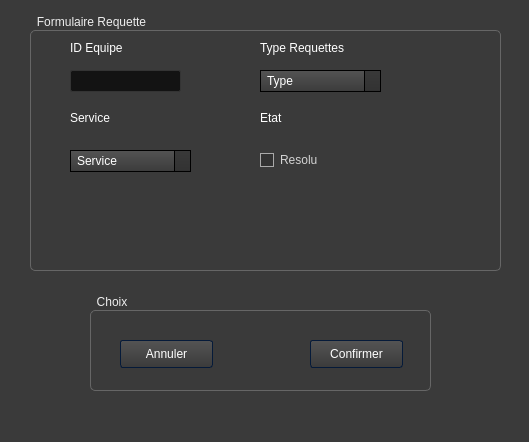
khalil-ch/E-Health_2A1, file Integration_Ehealth/modw.ui: the form before one commit.
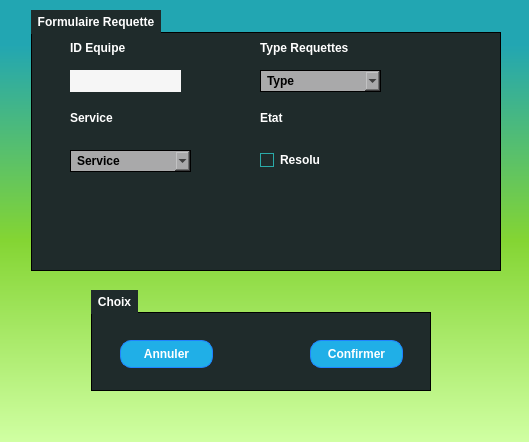
The form after the commit. Icons and pictures are not drawn.

```diff
--- a/Integration_Ehealth/modw.ui
+++ b/Integration_Ehealth/modw.ui
@@ -14,13 +14,15 @@
    <string>Dialog</string>
   </property>
   <property name="styleSheet">
-   <string notr="true">/*-----QWidget-----*/
+   <string notr="true">
+/*-----QWidget-----*/
 QWidget
 {
-        background-color: #3a3a3a;
-        color: #fff;
-        selection-background-color: #b78620;
-        selection-color: #000;
+	background-color: qlineargradient(spread:repeat, x1:1, y1:0, x2:1, y2:1, stop:0.100962 rgba(34, 166, 178, 255),stop:0.543269 rgba(132, 213, 51, 255),stop:1 rgba(208, 255, 163, 255));
+	color: #ffffff;
+	font-weight: bold;
+	border-color: #051a39;
+	selection-background-color: #3b7e48;
 
 }
 
@@ -28,8 +30,16 @@
 /*-----QLabel-----*/
 QLabel
 {
-        background-color: transparent;
-        color: #fff;
+	background-color: transparent;
+	color: #ffffff;
+
+}
+
+
+QLabel::disabled
+{
+	background-color: transparent;
+	color: #656565;
 
 }
 
@@ -37,25 +47,33 @@
 /*-----QMenuBar-----*/
 QMenuBar
 {
-        background-color: qlineargradient(spread:repeat, x1:1, y1:0, x2:1, y2:1, stop:0 rgba(57, 57, 57, 255),stop:1 rgba(50, 50, 50, 255));
-        border: 1px solid #000;
-        color: #fff;
+	background-color: qlineargradient(spread:repeat, x1:1, y1:0, x2:1, y2:1, stop:0.100962 rgba(34, 166, 178, 255),stop:1 rgba(24, 123, 132, 255));
+	color: #ffffff;
+	border-color: #051a39;
+
+}
+
+
+QMenuBar::disabled
+{
+	background-color: #404040;
+	color: #656565;
+	border-color: #051a39;
 
 }
 
 
 QMenuBar::item
 {
-        background-color: transparent;
+    background-color: transparent;
 
 }
 
 
 QMenuBar::item:selected
 {
-        background-color: rgba(183, 134, 32, 20%);
-        border: 1px solid #b78620;
-        color: #fff;
+    background-color: #5ab8a0;
+    border: 1px solid #41cd52;
 
 }
 
@@ -72,18 +90,9 @@
 /*-----QMenu-----*/
 QMenu
 {
-    background-color: qlineargradient(spread:repeat, x1:1, y1:0, x2:1, y2:1, stop:0 rgba(57, 57, 57, 255),stop:1 rgba(50, 50, 50, 255));
-    border: 1px solid #222;
-    padding: 4px;
-        color: #fff;
-
-}
-
-
-QMenu::item
-{
-    background-color: transparent;
-    padding: 2px 20px 2px 20px;
+    background-color: #1f2b2b;
+    border: 1px solid;
+    color: #ffffff;
 
 }
 
@@ -96,7 +105,7 @@
 }
 
 
-QMenu::item:disabled
+QMenu::item
 {
     color: #555;
     background-color: transparent;
@@ -114,91 +123,43 @@
 }
 
 
-/*-----QToolBar-----*/
-QToolBar
+QMenu::item:disabled
 {
-        background-color: qlineargradient(spread:repeat, x1:1, y1:0, x2:1, y2:1, stop:0 rgba(69, 69, 69, 255),stop:1 rgba(58, 58, 58, 255));
-        border-top: none;
-        border-bottom: 1px solid #4f4f4f;
-        border-left: 1px solid #4f4f4f;
-        border-right: 1px solid #4f4f4f;
+    color: #262626;
 
 }
 
 
-QToolBar::separator
+/*-----QToolTip-----*/
+QToolTip
 {
-        background-color: #2e2e2e;
-        width: 1px;
+	border : 1px solid #000000;
+	background-color: #26264f;
+	color: #ffffff;
+	border-color: #051a39;
 
 }
 
 
-/*-----QToolButton-----*/
-QToolButton
-{
-        background-color: transparent;
-        color: #fff;
-        padding: 5px;
-        padding-left: 8px;
-        padding-right: 8px;
-        margin-left: 1px;
-}
-
-
-QToolButton:hover
-{
-        background-color: rgba(183, 134, 32, 20%);
-        border: 1px solid #b78620;
-        color: #fff;
-
-}
-
-
-QToolButton:pressed
-{
-        background-color: qlineargradient(spread:repeat, x1:1, y1:0, x2:1, y2:1, stop:0 rgba(57, 57, 57, 255),stop:1 rgba(50, 50, 50, 255));
-        border: 1px solid #b78620;
-
-}
-
-
-QToolButton:checked
-{
-        background-color: qlineargradient(spread:repeat, x1:1, y1:0, x2:1, y2:1, stop:0 rgba(57, 57, 57, 255),stop:1 rgba(50, 50, 50, 255));
-        border: 1px solid #222;
-}
-
-
 /*-----QPushButton-----*/
 QPushButton
 {
-        background-color: qlineargradient(spread:repeat, x1:1, y1:0, x2:1, y2:1, stop:0 rgba(84, 84, 84, 255),stop:1 rgba(59, 59, 59, 255));
-        color: #ffffff;
-        min-width: 80px;
-        border-style: solid;
-        border-width: 1px;
-        border-radius: 3px;
-        border-color: #051a39;
-        padding: 5px;
-
-}
-
-
-QPushButton::flat
-{
-        background-color: transparent;
-        border: none;
-        color: #fff;
+	background-color: #20afe7;
+	color: #ffffff;
+	border-style: solid;
+	border-width: 1px;
+	border-radius: 11px;
+	border-color: #2082ff;
+	padding: 5px;
 
 }
 
 
 QPushButton::disabled
 {
-        background-color: #404040;
-        color: #656565;
-        border-color: #051a39;
+	background-color: #404040;
+	color: #656565;
+	border-color: #051a39;
 
 }
 
@@ -219,99 +180,51 @@
 }
 
 
-QPushButton::checked
+/*-----QToolButton-----*/
+QToolButton
 {
-        background-color: qlineargradient(spread:repeat, x1:1, y1:0, x2:1, y2:1, stop:0 rgba(74, 74, 74, 255),stop:1 rgba(49, 49, 49, 255));
-        border: 1px solid #222;
+	background-color: #20afe7;
+	color: #ffffff;
+	border-style: solid;
+	border-width: 1px;
+	border-radius: 11px;
+	border-color: #2082ff;
+	padding: 5px;
 
 }
 
 
-/*-----QLineEdit-----*/
-QLineEdit
+QToolButton::disabled
 {
-        background-color: #131313;
-        color : #eee;
-        border: 1px solid #343434;
-        border-radius: 2px;
-        padding: 3px;
-        padding-left: 5px;
+	background-color: #404040;
+	color: #656565;
+	border-color: #051a39;
 
 }
 
 
-/*-----QPlainTExtEdit-----*/
-QPlainTextEdit
+QToolButton::hover
 {
-        background-color: #131313;
-        color : #eee;
-        border: 1px solid #343434;
-        border-radius: 2px;
-        padding: 3px;
-        padding-left: 5px;
+	background-color: #33bdff;
+	color: #ffffff;
+	border-style: solid;
+	border-width: 1px;
+	border-radius: 11px;
+	border-color: #2082ff;
+	padding: 5px;
 
 }
 
 
-/*-----QTabBar-----*/
-QTabBar::tab
+QToolButton::pressed
 {
-        background-color: qlineargradient(spread:repeat, x1:1, y1:0, x2:1, y2:1, stop:0 rgba(84, 84, 84, 255),stop:1 rgba(59, 59, 59, 255));
-        color: #ffffff;
-        border-style: solid;
-        border-width: 1px;
-        border-color: #666;
-        border-bottom: none;
-        padding: 5px;
-        padding-left: 15px;
-        padding-right: 15px;
-
-}
-
-
-QTabWidget::pane
-{
-        background-color: red;
-        border: 1px solid #666;
-        top: 1px;
-
-}
-
-
-QTabBar::tab:last
-{
-        margin-right: 0;
-
-}
-
-
-QTabBar::tab:first:!selected
-{
-        background-color: #0c0c0d;
-        margin-left: 0px;
-
-}
-
-
-QTabBar::tab:!selected
-{
-        color: #b1b1b1;
-        border-bottom-style: solid;
-        background-color: #0c0c0d;
-
-}
-
-
-QTabBar::tab:selected
-{
-        margin-bottom: 0px;
-
-}
-
-
-QTabBar::tab:!selected:hover
-{
-        border-top-color: #b78620;
+	background-color: #2082ff;
+	color: #ffffff;
+	border-style: solid;
+	border-width: 1px;
+	border-radius: 11px;
+	border-color: #2082ff;
+	padding: 5px;
 
 }
 
@@ -319,10 +232,10 @@
 /*-----QComboBox-----*/
 QComboBox
 {
-    background-color: qlineargradient(spread:repeat, x1:1, y1:0, x2:1, y2:1, stop:0 rgba(84, 84, 84, 255),stop:1 rgba(59, 59, 59, 255));
-    border: 1px solid #000;
+    background-color: #a9a9aa;
+    border: 1px solid;
     padding-left: 6px;
-    color: #ffffff;
+    color: #000;
     height: 20px;
 
 }
@@ -330,17 +243,23 @@
 
 QComboBox::disabled
 {
-        background-color: #404040;
-        color: #656565;
-        border-color: #051a39;
+	background-color: #404040;
+	color: #656565;
+	border-color: #051a39;
+
+}
+
+
+QComboBox:hover
+{
+    background-color: #f6f6f6;
 
 }
 
 
 QComboBox:on
 {
-    background-color: #b78620;
-        color: #000;
+    background-color: #f8f6f0;
 
 }
 
@@ -350,7 +269,8 @@
     background-color: #383838;
     color: #ffffff;
     border: 1px solid black;
-    selection-background-color: #b78620;
+    selection-background-color: #488f44;
+    selection-color: #ffffff;
     outline: 0;
 
 }
@@ -358,99 +278,101 @@
 
 QComboBox::drop-down
 {
-        background-color: qlineargradient(spread:repeat, x1:1, y1:0, x2:1, y2:1, stop:0 rgba(57, 57, 57, 255),stop:1 rgba(50, 50, 50, 255));
     subcontrol-origin: padding;
     subcontrol-position: top right;
     width: 15px;
-    border-left-width: 1px;
-    border-left-color: black;
-    border-left-style: solid;
 
 }
 
 
 QComboBox::down-arrow
 {
-    image: url(://arrow-down.png);
-    width: 8px;
-    height: 8px;
+	background-color: #383838;	
+    image: url(://arrow-down.png) 16px 16px;
+    width: 18px;
+    height: 18px;
+	border-left: 1px solid black;
+
 }
 
 
-/*-----QSpinBox &amp; QDateTimeEdit-----*/
-QSpinBox,
+/*-----QSpinBox &amp; QDoubleSpinBox &amp; QDateTimeEdit-----*/
+QSpinBox, 
+QDoubleSpinBox,
 QDateTimeEdit
 {
-    background-color: #131313;
-        color : #eee;
-        border: 1px solid #343434;
-        padding: 3px;
-        padding-left: 5px;
-    border-radius : 2px;
+	background-color: #f6f6f6;
+	color: #000;
+	border: 1px solid #a9a9aa;
+	padding : 2px;
 
 }
 
 
-QSpinBox::up-button,
-QDateTimeEdit::up-button
+QSpinBox::disabled, 
+QDoubleSpinBox::disabled,
+QDateTimeEdit::disabled
 {
-        border-top-right-radius:2px;
-        background-color: #777777;
-    width: 16px;
-    border-width: 1px;
+	background-color: #404040;
+	color: #656565;
+	border-color: #051a39;
 
 }
 
 
-QSpinBox::up-button:hover,
-QDateTimeEdit::up-button:hover
+QSpinBox:hover, 
+QDoubleSpinBox::hover,
+QDateTimeEdit::hover
 {
         background-color: #585858;
 
 }
 
 
-QSpinBox::up-button:pressed,
-QDateTimeEdit::up-button:pressed
+QSpinBox::up-button, QSpinBox::down-button,
+QDoubleSpinBox::up-button, QDoubleSpinBox::down-button,
+QDateTimeEdit::up-button, QDateTimeEdit::down-button
 {
-        background-color: #252525;
-    width: 16px;
-    border-width: 1px;
+    background-color: qlineargradient(spread:repeat, x1:1, y1:0, x2:1, y2:1, stop:0.100962 rgba(34, 166, 178, 255),stop:0.543269 rgba(132, 213, 51, 255),stop:1 rgba(208, 255, 163, 255));
 
 }
 
 
-QSpinBox::up-arrow,
-QDateTimeEdit::up-arrow
+QSpinBox::disabled, 
+QDoubleSpinBox::disabled,
+QDateTimeEdit::disabled
 {
-    image: url(://arrow-up.png);
-    width: 7px;
-    height: 7px;
+	background-color: #404040;
+	color: #656565;
+	border-color: #051a39;
 
 }
 
 
-QSpinBox::down-button,
-QDateTimeEdit::down-button
+QSpinBox::up-button:hover, QSpinBox::down-button:hover,
+QDoubleSpinBox::up-button:hover, QDoubleSpinBox::down-button:hover,
+QDateTimeEdit::up-button:hover, QDateTimeEdit::down-button:hover
 {
-        border-bottom-right-radius:2px;
-        background-color: #777777;
-    width: 16px;
-    border-width: 1px;
+    background-color: #92dd48;
+    border: 1px solid #92dd48;
 
 }
 
 
-QSpinBox::down-button:hover,
-QDateTimeEdit::down-button:hover
+QSpinBox::up-button:disabled, QSpinBox::down-button:disabled,
+QDoubleSpinBox::up-button:disabled, QDoubleSpinBox::down-button:disabled,
+QDateTimeEdit::up-button:disabled, QDateTimeEdit::down-button:disabled
 {
-        background-color: #585858;
+	background-color: #404040;
+	color: #656565;
+	border-color: #051a39;
 
 }
 
 
-QSpinBox::down-button:pressed,
-QDateTimeEdit::down-button:pressed
+QSpinBox::up-button:pressed, QSpinBox::down-button:pressed,
+QDoubleSpinBox::up-button:pressed, QDoubleSpinBox::down-button::pressed,
+QDateTimeEdit::up-button:pressed, QDateTimeEdit::down-button::pressed
 {
         background-color: #252525;
     width: 16px;
@@ -460,222 +382,104 @@
 
 
 QSpinBox::down-arrow,
+QDoubleSpinBox::down-arrow,
 QDateTimeEdit::down-arrow
 {
     image: url(://arrow-down.png);
     width: 7px;
-    height: 7px;
+
+}
+
+
+QSpinBox::up-arrow,
+QDoubleSpinBox::up-arrow,
+QDateTimeEdit::up-arrow
+{
+    image: url(://arrow-up.png);
+    width: 7px;
+
+}
+
+
+/*-----QLineEdit-----*/
+QLineEdit
+{
+	background-color: #f6f6f6;
+	color: #000;
+	border-width: 1px;
+	border-radius: 0px;
+	border-color: #051a39;
+	padding: 2px;
+
+}
+
+
+QLineEdit::hover
+{
+	background-color: #a9a9aa;
+	color: #000;
+
+}
+
+
+QLineEdit::disabled
+{
+	background-color: #404040;
+	color: #656565;
+	border-width: 1px;
+	border-radius: 3px;
+	border-color: #051a39;
+	padding: 2px;
+
+}
+
+
+/*-----QTextEdit-----*/
+QTextEdit
+{
+	background-color: #ffffff;
+	color: #010201;
+	border-color: #051a39;
+
+}
+
+
+QTextEdit::disabled
+{
+	background-color: #404040;
+	color: #656565;
+	border-color: #051a39;
 
 }
 
 
 /*-----QGroupBox-----*/
-QGroupBox
+QGroupBox 
 {
-    border: 1px solid;
-    border-color: #666666;
-        border-radius: 5px;
-    margin-top: 20px;
+	background-color: #1f2b2b;
+    border: 1px inset #000;
+    margin-top: 22px;
+	margin-left: 1px;
 
 }
 
 
-QGroupBox::title
+QGroupBox::title  
 {
-    background-color: transparent;
-    color: #eee;
+    background-color: #1f2b2b;
+    color: #ffffff;
     subcontrol-origin: margin;
+    subcontrol-position: top left;
+	margin-left: 1px;
     padding: 5px;
-        border-top-left-radius: 3px;
-        border-top-right-radius: 3px;
 
 }
 
 
-/*-----QHeaderView-----*/
-QHeaderView::section
+QGroupBox::title::disabled
 {
-    background-color: qlineargradient(spread:repeat, x1:1, y1:0, x2:1, y2:1, stop:0 rgba(60, 60, 60, 255),stop:1 rgba(50, 50, 50, 255));
-        border: 1px solid #000;
-    color: #fff;
-    text-align: left;
-        padding: 4px;
-
-}
-
-
-QHeaderView::section:disabled
-{
-    background-color: #525251;
-    color: #656565;
-
-}
-
-
-QHeaderView::section:checked
-{
-    background-color: qlineargradient(spread:repeat, x1:1, y1:0, x2:1, y2:1, stop:0 rgba(60, 60, 60, 255),stop:1 rgba(50, 50, 50, 255));
-    color: #fff;
-
-}
-
-
-QHeaderView::section::vertical::first,
-QHeaderView::section::vertical::only-one
-{
-    border-top: 1px solid #353635;
-
-}
-
-
-QHeaderView::section::vertical
-{
-    border-top: 1px solid #353635;
-
-}
-
-
-QHeaderView::section::horizontal::first,
-QHeaderView::section::horizontal::only-one
-{
-    border-left: 1px solid #353635;
-
-}
-
-
-QHeaderView::section::horizontal
-{
-    border-left: 1px solid #353635;
-
-}
-
-
-QTableCornerButton::section
-{
-    background-color: qlineargradient(spread:repeat, x1:1, y1:0, x2:1, y2:1, stop:0 rgba(60, 60, 60, 255),stop:1 rgba(50, 50, 50, 255));
-        border: 1px solid #000;
-    color: #fff;
-
-}
-
-
-/*-----QTreeWidget-----*/
-QTreeView
-{
-        show-decoration-selected: 1;
-        alternate-background-color: #3a3a3a;
-        selection-color: #fff;
-        background-color: #2d2d2d;
-        border: 1px solid gray;
-        padding-top : 5px;
-        color: #fff;
-        font: 8pt;
-
-}
-
-
-QTreeView::item:selected
-{
-        color:#fff;
-        background-color: #b78620;
-        border-radius: 0px;
-
-}
-
-
-QTreeView::item:!selected:hover
-{
-    background-color: #262626;
-    border: none;
-    color: white;
-
-}
-
-
-QTreeView::branch:has-children:!has-siblings:closed,
-QTreeView::branch:closed:has-children:has-siblings
-{
-        image: url(://tree-closed.png);
-
-}
-
-
-QTreeView::branch:open:has-children:!has-siblings,
-QTreeView::branch:open:has-children:has-siblings
-{
-        image: url(://tree-open.png);
-
-}
-
-
-/*-----QListView-----*/
-QListView
-{
-        background-color: qlineargradient(spread:repeat, x1:1, y1:0, x2:1, y2:1, stop:0 rgba(83, 83, 83, 255),stop:0.293269 rgba(81, 81, 81, 255),stop:0.634615 rgba(79, 79, 79, 255),stop:1 rgba(83, 83, 83, 255));
-    border : none;
-    color: white;
-    show-decoration-selected: 1;
-    outline: 0;
-        border: 1px solid gray;
-
-}
-
-
-QListView::disabled
-{
-        background-color: #656565;
-        color: #1b1b1b;
-    border: 1px solid #656565;
-
-}
-
-
-QListView::item
-{
-        background-color: #2d2d2d;
-    padding: 1px;
-
-}
-
-
-QListView::item:alternate
-{
-    background-color: #3a3a3a;
-
-}
-
-
-QListView::item:selected
-{
-        background-color: #b78620;
-        border: 1px solid #b78620;
-        color: #fff;
-
-}
-
-
-QListView::item:selected:!active
-{
-        background-color: #b78620;
-        border: 1px solid #b78620;
-        color: #fff;
-
-}
-
-
-QListView::item:selected:active
-{
-        background-color: #b78620;
-        border: 1px solid #b78620;
-        color: #fff;
-
-}
-
-
-QListView::item:hover {
-    background-color: #262626;
-    border: none;
-    color: white;
+	background-color: #404040;
+	color: #656565;
 
 }
 
@@ -683,17 +487,16 @@
 /*-----QCheckBox-----*/
 QCheckBox
 {
-        background-color: transparent;
-    color: lightgray;
-        border: none;
+    background-color: transparent;
 
 }
 
 
 QCheckBox::indicator
 {
-    background-color: #323232;
-    border: 1px solid darkgray;
+    color: #b1b1b1;
+    background-color: #1f2b2b;
+    border: 1px solid #2aaaa8;
     width: 12px;
     height: 12px;
 
@@ -702,9 +505,9 @@
 
 QCheckBox::indicator:checked
 {
-    image:url(&quot;./ressources/check.png&quot;);
-        background-color: #b78620;
-    border: 1px solid #3a546e;
+    image:url(://checkbox.png);
+	background-color: #1f2b2b;
+    border: 1px solid #2aaaa8;
 
 }
 
@@ -718,54 +521,348 @@
 
 QCheckBox::disabled
 {
-        color: #656565;
+	color: #656565;
 
 }
 
 
 QCheckBox::indicator:disabled
 {
-        background-color: #656565;
-        color: #656565;
+	background-color: #656565;
+	color: #656565;
     border: 1px solid #656565;
 
 }
 
+
+/*-----QRadioButton-----*/
+QRadioButton
+{
+    background-color: transparent;
+
+}
+
+
+QRadioButton::indicator::unchecked
+{ 
+	border: 1px inset gray; 
+	border-radius: 5px; 
+	background-color:  #a9a9aa;
+	width: 9px; 
+	height: 9px; 
+
+}
+
+
+QRadioButton::indicator::unchecked:hover
+{ 
+	border: 1px inset #2aaaa8; 
+	border-radius: 5px; 
+	background-color: gray;
+	width: 9px; 
+	height: 9px; 
+
+}
+
+
+QRadioButton::indicator::checked
+{ 
+	border: 1px solid #607cff; 
+	border-radius: 5px; 
+	background-color: #58fa53; 
+	width: 9px; 
+	height: 9px; 
+
+}
+
+
+QRadioButton::disabled
+{
+	color: #656565;
+
+}
+
+
+QRadioButton::indicator:disabled
+{
+	background-color: #656565;
+	color: #656565;
+    border: 2px solid #656565;
+
+}
+
+
+/*-----QTableView &amp; QTableWidget-----*/
+QTableView
+{
+    background-color: #242526;
+    border: 1px solid #32414B;
+    color: #F0F0F0;
+    gridline-color: #353635;
+    outline : 0;
+}
+
+QTableView::item:hover
+{
+    background-color: #24602b;
+    color: #F0F0F0;
+}
+
+QTableView::item:selected
+{
+    background-color: #60c461;
+    border: 2px solid #60c461;
+    color: #F0F0F0;
+}
+
+QTableCornerButton::section
+{
+    background-color: #505050;
+    color: white;
+}
+
+QHeaderView
+{
+    background-color: #505050;
+    color: white;
+    border-radius: 0px;
+    text-align: left;
+
+}
+
+QHeaderView::section
+{
+    background-color: #505050;
+    color: white;
+    border-radius: 0px;
+    text-align: left;
+	padding: 3px;
+}
+
+QHeaderView::section:checked
+{
+    color: #000000;
+    background-color: #60c461;
+}
+
+QHeaderView::section::vertical::first,
+QHeaderView::section::vertical::only-one
+{
+    border-top: 1px solid #353635;
+}
+
+QHeaderView::section::vertical
+{
+    border-top: 1px solid #353635;
+}
+
+QHeaderView::section::horizontal::first,
+QHeaderView::section::horizontal::only-one
+{
+    border-left: 1px solid #353635;
+}
+
+QHeaderView::section::horizontal
+{
+    border-left: 1px solid #353635;
+}
+
+
+/*-----QTabWidget-----*/
+QTabBar::tab
+{
+	background-color: #1f2b2b;
+	color: #ffffff;
+	border-style: solid;
+	border-width: 1px;
+	border-color: #051a39;
+	padding: 5px;
+
+}
+
+
+QTabBar::tab:disabled
+{
+	background-color: #656565;
+	color: #656565;
+
+}
+
+
+QTabWidget::pane
+{
+	background-color: transparent;
+    border: 1px solid;
+    border-color: #1f2b2b;
+
+}
+
+
+QTabBar::tab:selected
+{
+    background-color: #1f2b2b;
+	color: #ffffff;
+	border-style: solid;
+	border-width: 0px;
+	border-color: #051a39;
+	padding: 5px;
+
+}
+
+
+QTabBar::tab:selected:disabled
+{
+	background-color: #404040;
+	color: #656565;
+
+}
+
+
+QTabBar::tab:!selected 
+{
+    background-color: #262626;
+
+}
+
+
+QTabBar::tab:!selected:hover 
+{
+    background-color: #1f2b2b;
+
+}
+
+
+QTabBar::tab:top:!selected 
+{
+    margin-top: 3px;
+
+}
+
+
+QTabBar::tab:bottom:!selected 
+{
+    margin-bottom: 3px;
+
+}
+
+
+QTabBar::tab:top, QTabBar::tab:bottom 
+{
+    min-width: 8ex;
+    margin-right: -1px;
+    padding: 5px 10px 5px 10px;
+
+}
+
+
+QTabBar::tab:top:selected 
+{
+    border-bottom-color: none;
+
+}
+
+
+QTabBar::tab:bottom:selected 
+{
+    border-top-color: none;
+
+}
+
+
+QTabBar::tab:top:last, QTabBar::tab:bottom:last,
+QTabBar::tab:top:only-one, QTabBar::tab:bottom:only-one 
+{
+    margin-right: 0;
+
+}
+
+
+QTabBar::tab:left:!selected 
+{
+    margin-right: 3px;
+
+}
+
+
+QTabBar::tab:right:!selected
+{
+    margin-left: 3px;
+
+}
+
+
+QTabBar::tab:left, QTabBar::tab:right 
+{
+    min-height: 8ex;
+    margin-bottom: -1px;
+    padding: 10px 5px 10px 5px;
+
+}
+
+
+QTabBar::tab:left:selected 
+{
+    border-left-color: none;
+
+}
+
+
+QTabBar::tab:right:selected 
+{
+    border-right-color: none;
+
+}
+
+
+QTabBar::tab:left:last, QTabBar::tab:right:last,
+QTabBar::tab:left:only-one, QTabBar::tab:right:only-one 
+{
+    margin-bottom: 0;
+
+}
+
+
 /*-----QSlider-----*/
-QSlider::groove:horizontal
+QSlider 
 {
-        background-color: transparent;
-        height: 3px;
+	background-color: transparent;
 
 }
 
+QSlider::groove:horizontal 
+{
+	background-color: transparent;
+	height: 5px;
 
-QSlider::sub-page:horizontal
+}
+
+
+QSlider::sub-page:horizontal 
 {
-        background-color: #b78620;
+	background-color: #41cd52;
 
 }
 
 
-QSlider::add-page:horizontal
+QSlider::add-page:horizontal 
 {
-        background-color: #131313;
+	background-color: #a9a9aa;
 
 }
 
 
-QSlider::handle:horizontal
+QSlider::handle:horizontal 
 {
-        background-color: #b78620;
-        width: 14px;
-        margin-top: -6px;
-        margin-bottom: -6px;
-        border-radius: 6px;
+	background-color: #41cd52;
+	width: 14px;
+	margin-top: -6px;
+	margin-bottom: -6px;
+	border-radius: 3px;
 
 }
 
 
-QSlider::handle:horizontal:hover
+QSlider::handle:horizontal:hover 
 {
         background-color: #d89e25;
         border-radius: 6px;
@@ -773,27 +870,108 @@
 }
 
 
-QSlider::sub-page:horizontal:disabled
+QSlider::sub-page:horizontal:disabled 
 {
-        background-color: #bbb;
-        border-color: #999;
+	background-color: #bbb;
+	border-color: #999;
 
 }
 
 
-QSlider::add-page:horizontal:disabled
+QSlider::add-page:horizontal:disabled 
 {
-        background-color: #eee;
-        border-color: #999;
+	background-color: #eee;
+	border-color: #999;
 
 }
 
 
-QSlider::handle:horizontal:disabled
+QSlider::handle:horizontal:disabled 
 {
-        background-color: #eee;
-        border: 1px solid #aaa;
-        border-radius: 3px;
+	background-color: #eee;
+	border: 1px solid #aaa;
+	border-radius: 3px;
+
+}
+
+
+QSlider::groove:vertical 
+{
+	background-color: transparent;
+	width: 5px;
+
+}
+
+
+QSlider::sub-page:vertical 
+{
+	background-color: #41cd52;
+
+}
+
+
+QSlider::add-page:vertical 
+{
+	background-color: #a9a9aa;
+
+}
+
+
+QSlider::handle:vertical 
+{
+	background-color: #41cd52;
+	height: 14px;
+	margin-left: -6px;
+	margin-right: -6px;
+	border-radius: 3px;
+
+}
+
+
+QSlider::handle:vertical:hover 
+{
+	background-color: #22af00;
+	border-radius: 3px;
+
+}
+
+
+QSlider::sub-page:vertical:disabled 
+{
+	background-color: #bbb;
+	border-color: #999;
+
+}
+
+
+QSlider::add-page:vertical:disabled 
+{
+	background-color: #eee;
+	border-color: #999;
+
+}
+
+
+QSlider::handle:vertical:disabled 
+{
+	background-color: #eee;
+	border: 1px solid #aaa;
+	border-radius: 3px;
+
+}
+
+
+/*-----QDial-----*/
+QDial
+{
+	background-color: #58ae53;
+
+}
+
+
+QDial::disabled
+{
+	background-color: #404040;
 
 }
 
@@ -811,8 +989,7 @@
 
 QScrollBar::handle:horizontal
 {
-        background-color: qlineargradient(spread:repeat, x1:1, y1:0, x2:1, y2:1, stop:0 rgba(97, 97, 97, 255),stop:1 rgba(90, 90, 90, 255));
-        border: 1px solid #2d2d2d;
+    background-color: #41cd52;
     min-height: 20px;
 
 }
@@ -820,9 +997,9 @@
 
 QScrollBar::add-line:horizontal
 {
-        background-color: qlineargradient(spread:repeat, x1:1, y1:0, x2:1, y2:1, stop:0 rgba(97, 97, 97, 255),stop:1 rgba(90, 90, 90, 255));
-        border: 1px solid #2d2d2d;
-    width: 15px;
+    border: 1px solid #1b1b19;
+    background-color: #41cd52;
+    width: 14px;
     subcontrol-position: right;
     subcontrol-origin: margin;
 
@@ -831,9 +1008,9 @@
 
 QScrollBar::sub-line:horizontal
 {
-        background-color: qlineargradient(spread:repeat, x1:1, y1:0, x2:1, y2:1, stop:0 rgba(97, 97, 97, 255),stop:1 rgba(90, 90, 90, 255));
-        border: 1px solid #2d2d2d;
-    width: 15px;
+    border: 1px solid #1b1b19;
+    background-color: #41cd52;
+    width: 14px;
     subcontrol-position: left;
     subcontrol-origin: margin;
 
@@ -868,17 +1045,16 @@
 QScrollBar:vertical
 {
     background-color: #3d3d3d;
-    width: 16px;
-        border: 1px solid #2d2d2d;
-    margin: 16px 0px 16px 0px;
+    width: 13px;
+    margin: 16px 0 16px 0;
+    border: 1px solid #222222;
 
 }
 
 
 QScrollBar::handle:vertical
 {
-    background-color: qlineargradient(spread:repeat, x1:1, y1:0, x2:1, y2:1, stop:0 rgba(97, 97, 97, 255),stop:1 rgba(90, 90, 90, 255));
-        border: 1px solid #2d2d2d;
+    background-color: #41cd52;
     min-height: 20px;
 
 }
@@ -886,9 +1062,9 @@
 
 QScrollBar::add-line:vertical
 {
-        background-color: qlineargradient(spread:repeat, x1:1, y1:0, x2:1, y2:1, stop:0 rgba(97, 97, 97, 255),stop:1 rgba(90, 90, 90, 255));
-        border: 1px solid #2d2d2d;
-    height: 15px;
+    border: 1px solid #1b1b19;
+    background-color: #41cd52;
+    height: 14px;
     subcontrol-position: bottom;
     subcontrol-origin: margin;
 
@@ -897,9 +1073,9 @@
 
 QScrollBar::sub-line:vertical
 {
-        background-color: qlineargradient(spread:repeat, x1:1, y1:0, x2:1, y2:1, stop:0 rgba(97, 97, 97, 255),stop:1 rgba(90, 90, 90, 255));
-        border: 1px solid #2d2d2d;
-    height: 15px;
+    border: 1px solid #41cd52;
+    background-color: #41cd52;
+    height: 14px;
     subcontrol-position: top;
     subcontrol-origin: margin;
 
@@ -928,6 +1104,41 @@
 {
     background: none;
 
+}
+
+
+/*-----QProgressBar-----*/
+QProgressBar
+{
+	background-color: #a9a9aa;
+	color: #000;
+	border: 1px solid #000;
+	text-align: center;
+
+}
+
+
+QProgressBar::chunk {
+	background-color: #36b9b1;
+	color: #fff;
+
+}
+
+
+QProgressBar::chunk:disabled {
+	background-color: #656565;
+	border: 1px solid #aaa;
+	color: #656565;
+}
+
+
+/*-----QStatusBar-----*/
+QStatusBar
+{
+	background-color: qlineargradient(spread:repeat, x1:1, y1:0, x2:1, y2:1, stop:0.100962 rgba(98, 197, 95, 255),stop:1 rgba(80, 158, 75, 255));
+	color: #ffffff;
+	border-color: #051a39;
+
 }</string>
   </property>
   <widget class="QGroupBox" name="groupBox">
```
Left out of the diff: 59 changed lines with no effect on the pictures.
